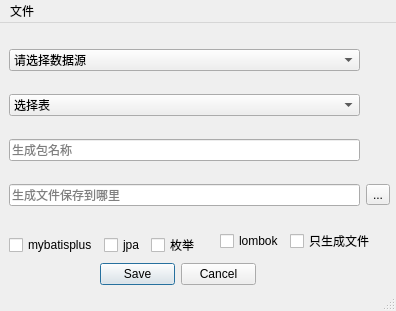
Before: the Qt Designer form Window.ui in wyxqlgl/javaCodeCreate, drawn with Qt 5.
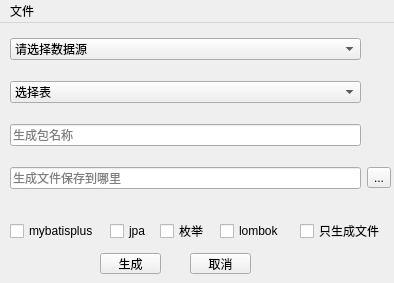
After: the same form once the commit is applied.

Patch:
```diff
--- a/Window.ui
+++ b/Window.ui
@@ -6,8 +6,8 @@
    <rect>
     <x>0</x>
     <y>0</y>
-    <width>396</width>
-    <height>311</height>
+    <width>394</width>
+    <height>283</height>
    </rect>
   </property>
   <property name="windowTitle">
@@ -17,8 +17,8 @@
    <widget class="QCheckBox" name="checkBox_2">
     <property name="geometry">
      <rect>
-      <x>151</x>
-      <y>214</y>
+      <x>160</x>
+      <y>200</y>
       <width>47</width>
       <height>16</height>
      </rect>
@@ -30,8 +30,8 @@
    <widget class="QCheckBox" name="checkBox_3">
     <property name="geometry">
      <rect>
-      <x>9</x>
-      <y>214</y>
+      <x>10</x>
+      <y>200</y>
       <width>89</width>
       <height>16</height>
      </rect>
@@ -43,8 +43,8 @@
    <widget class="QCheckBox" name="checkBox_4">
     <property name="geometry">
      <rect>
-      <x>104</x>
-      <y>214</y>
+      <x>110</x>
+      <y>200</y>
       <width>41</width>
       <height>16</height>
      </rect>
@@ -56,8 +56,8 @@
    <widget class="QCheckBox" name="checkBox_5">
     <property name="geometry">
      <rect>
-      <x>290</x>
-      <y>210</y>
+      <x>300</x>
+      <y>200</y>
       <width>83</width>
       <height>16</height>
      </rect>
@@ -70,7 +70,7 @@
     <property name="geometry">
      <rect>
       <x>220</x>
-      <y>210</y>
+      <y>200</y>
       <width>59</width>
       <height>16</height>
      </rect>
@@ -79,47 +79,13 @@
      <string>lombok</string>
     </property>
    </widget>
-   <widget class="QDialogButtonBox" name="buttonBox">
-    <property name="geometry">
-     <rect>
-      <x>100</x>
-      <y>240</y>
-      <width>156</width>
-      <height>23</height>
-     </rect>
-    </property>
-    <property name="sizePolicy">
-     <sizepolicy hsizetype="Fixed" vsizetype="Fixed">
-      <horstretch>0</horstretch>
-      <verstretch>0</verstretch>
-     </sizepolicy>
-    </property>
-    <property name="sizeIncrement">
-     <size>
-      <width>0</width>
-      <height>0</height>
-     </size>
-    </property>
-    <property name="cursor">
-     <cursorShape>PointingHandCursor</cursorShape>
-    </property>
-    <property name="layoutDirection">
-     <enum>Qt::LeftToRight</enum>
-    </property>
-    <property name="standardButtons">
-     <set>QDialogButtonBox::Cancel|QDialogButtonBox::Save</set>
-    </property>
-    <property name="centerButtons">
-     <bool>false</bool>
-    </property>
-   </widget>
    <widget class="QWidget" name="layoutWidget">
     <property name="geometry">
      <rect>
-      <x>9</x>
-      <y>9</y>
+      <x>10</x>
+      <y>0</y>
       <width>381</width>
-      <height>191</height>
+      <height>181</height>
      </rect>
     </property>
     <layout class="QGridLayout" name="gridLayout">
@@ -164,13 +130,39 @@
      </item>
     </layout>
    </widget>
+   <widget class="QToolButton" name="toolButton">
+    <property name="geometry">
+     <rect>
+      <x>100</x>
+      <y>230</y>
+      <width>61</width>
+      <height>21</height>
+     </rect>
+    </property>
+    <property name="text">
+     <string>生成</string>
+    </property>
+   </widget>
+   <widget class="QToolButton" name="toolButton_2">
+    <property name="geometry">
+     <rect>
+      <x>190</x>
+      <y>230</y>
+      <width>61</width>
+      <height>21</height>
+     </rect>
+    </property>
+    <property name="text">
+     <string>取消</string>
+    </property>
+   </widget>
   </widget>
   <widget class="QMenuBar" name="menubar">
    <property name="geometry">
     <rect>
      <x>0</x>
      <y>0</y>
-     <width>396</width>
+     <width>394</width>
      <height>23</height>
     </rect>
    </property>
@@ -191,7 +183,6 @@
    </widget>
    <addaction name="menu"/>
   </widget>
-  <widget class="QStatusBar" name="statusbar"/>
   <action name="actionmysql">
    <property name="text">
     <string>mysql</string>
```
Left out of the diff: 12 changed lines with no effect on the pictures.
